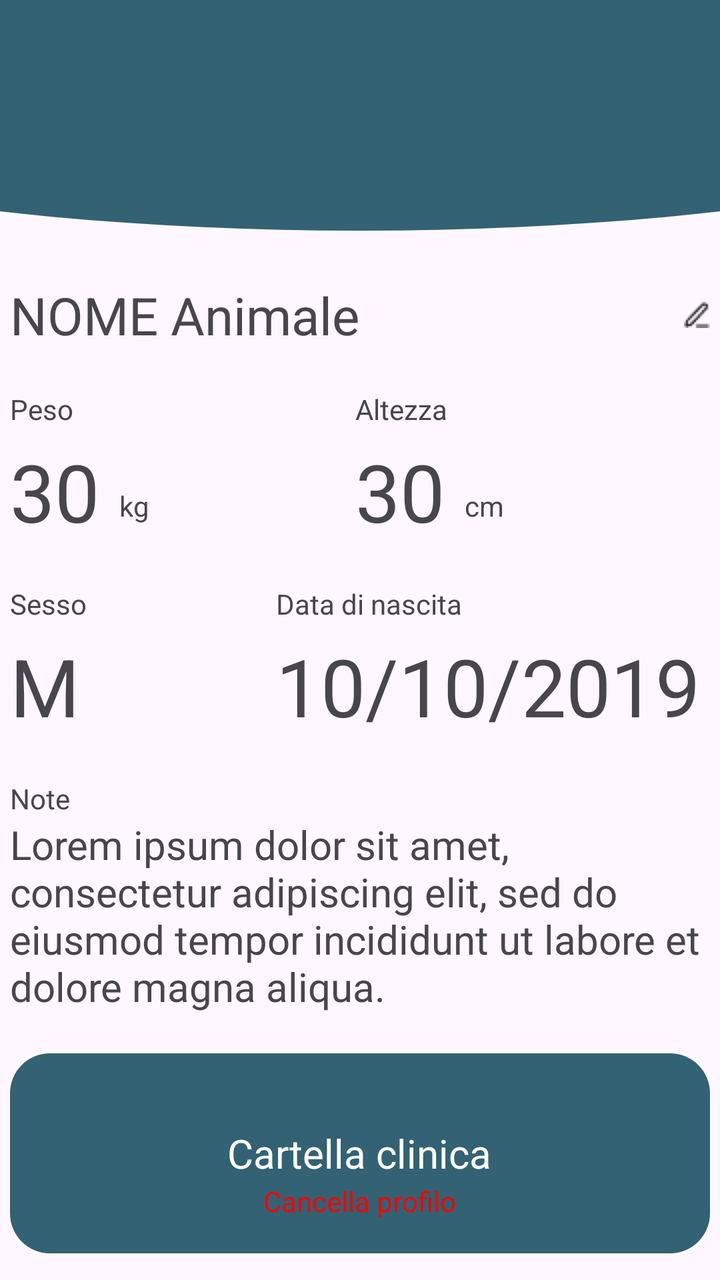
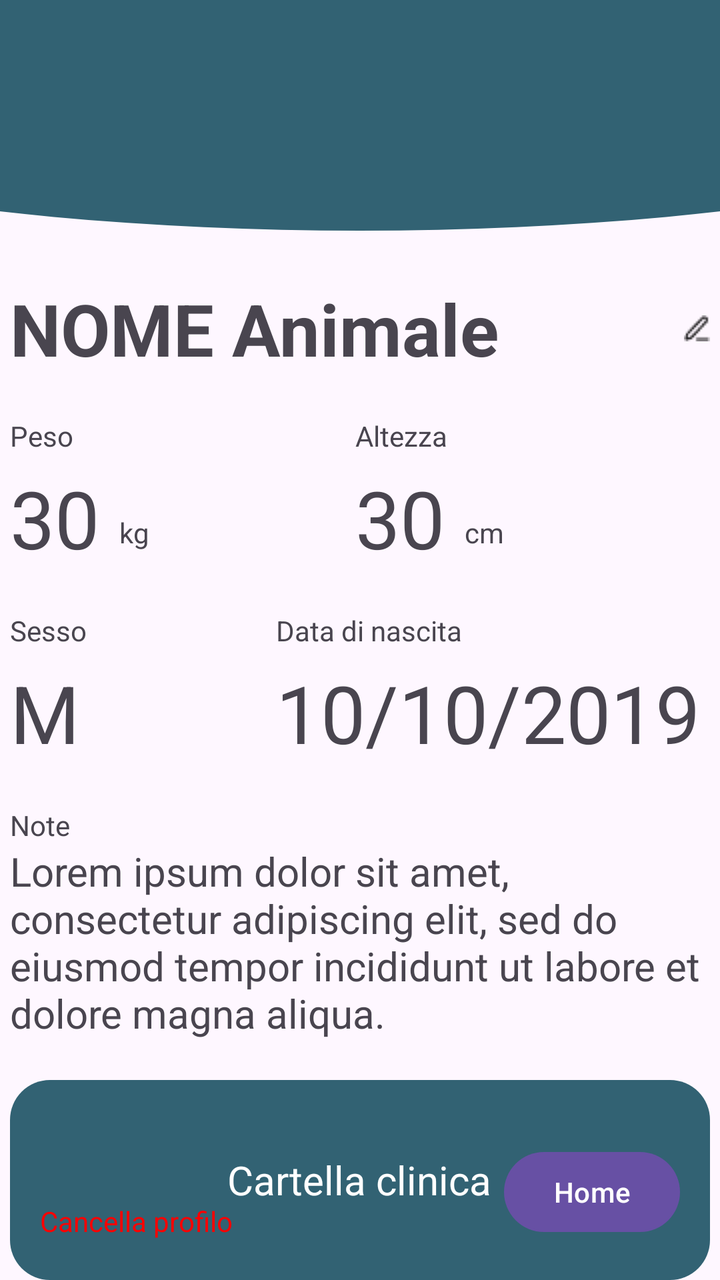

Before-and-after screenshots of an Android layout around one commit, followed by the original layout XML and the change that was made.
<!-- AndroidManifest.xml: application theme Theme.AppPet -->
<!-- res/layout/activity_profilo_animale.xml -->
<?xml version="1.0" encoding="utf-8"?>
<RelativeLayout xmlns:android="http://schemas.android.com/apk/res/android"
    android:id="@+id/main"
    android:layout_width="match_parent"
    android:layout_height="match_parent">

    <FrameLayout
        android:id="@+id/header_home"
        android:layout_width="match_parent"
        android:layout_height="120dp"
        android:layout_gravity="top">

        <ImageView
            android:id="@+id/Pippo"
            android:layout_width="800dp"
            android:layout_height="180dp"
            android:layout_gravity="center"
            android:layout_marginTop="-35dp"
            android:src="@drawable/cricle_1" />

    </FrameLayout>

    

    <RelativeLayout
        android:id="@+id/title"
        android:layout_width="350dp"
        android:layout_height="wrap_content"
        android:layout_below="@id/header_home"
        android:layout_centerHorizontal="true"
        android:layout_marginTop="20dp"
        android:layout_marginBottom="20dp">

        <TextView
            android:id="@+id/nomeProfiloAnimale"
            android:layout_width="wrap_content"
            android:layout_height="wrap_content"
            android:layout_alignParentStart="true"
            android:layout_marginTop="0dp"
            android:text="NOME Animale"
            android:textSize="26sp" />

        <ImageButton
            android:id="@+id/modificaBTN"
            android:layout_width="wrap_content"
            android:layout_height="wrap_content"
            android:layout_alignParentEnd="true"
            android:layout_alignParentRight="true"
            android:layout_centerVertical="true"
            android:background="@drawable/btn_modifica" />

    </RelativeLayout>

    <LinearLayout
        android:id="@+id/primaLinea"
        android:layout_width="350dp"
        android:layout_height="wrap_content"
        android:layout_below="@id/title"
        android:layout_centerHorizontal="true"
        android:layout_marginBottom="20dp"
        android:orientation="horizontal">

        <RelativeLayout
            android:id="@+id/loPeso"
            android:layout_width="wrap_content"
            android:layout_height="wrap_content"
            android:layout_weight="1"
            android:orientation="vertical">

            <TextView
                android:id="@+id/tvPeso"
                android:layout_width="wrap_content"
                android:layout_height="wrap_content"
                android:layout_marginBottom="5dp"
                android:text="Peso"
                android:textAlignment="textStart" />

            <TextView
                android:id="@+id/pesoProfiloAnimale"
                android:layout_width="wrap_content"
                android:layout_height="wrap_content"
                android:layout_below="@id/tvPeso"
                android:gravity="bottom"
                android:text="30"
                android:textSize="40dp" />

            <TextView
                android:layout_width="wrap_content"
                android:layout_height="wrap_content"
                android:layout_alignBottom="@id/pesoProfiloAnimale"
                android:layout_toRightOf="@id/pesoProfiloAnimale"
                android:padding="10dp"
                android:text="kg" />

        </RelativeLayout>

        <RelativeLayout
            android:id="@+id/loAltezza"
            android:layout_width="wrap_content"
            android:layout_height="wrap_content"
            android:layout_weight="1"
            android:orientation="vertical">

            <TextView
                android:id="@+id/tvAltezza"
                android:layout_width="wrap_content"
                android:layout_height="wrap_content"
                android:layout_marginBottom="5dp"
                android:text="Altezza"
                android:textAlignment="textStart" />

            <TextView
                android:id="@+id/altezzaProfiloAnimale"
                android:layout_width="wrap_content"
                android:layout_height="wrap_content"
                android:layout_below="@id/tvAltezza"
                android:gravity="bottom"
                android:text="30"
                android:textSize="40dp" />

            <TextView
                android:layout_width="wrap_content"
                android:layout_height="wrap_content"
                android:layout_alignBottom="@id/altezzaProfiloAnimale"
                android:layout_toRightOf="@id/altezzaProfiloAnimale"
                android:padding="10dp"
                android:text="cm" />

        </RelativeLayout>

    </LinearLayout>

    <LinearLayout
        android:id="@+id/secondaLinea"
        android:layout_width="350dp"
        android:layout_height="wrap_content"
        android:layout_below="@id/primaLinea"
        android:layout_centerHorizontal="true"
        android:layout_marginBottom="20dp"
        android:orientation="horizontal">

        <RelativeLayout
            android:id="@+id/loSesso"
            android:layout_width="wrap_content"
            android:layout_height="wrap_content"
            android:layout_weight="20"
            android:orientation="vertical">

            <TextView
                android:id="@+id/tvSesso"
                android:layout_width="wrap_content"
                android:layout_height="wrap_content"
                android:layout_marginBottom="5dp"
                android:text="Sesso"
                android:textAlignment="textStart" />

            <TextView
                android:id="@+id/sessoProfiloAnimale"
                android:layout_width="wrap_content"
                android:layout_height="wrap_content"
                android:layout_below="@id/tvSesso"
                android:gravity="bottom"
                android:text="M"
                android:textSize="40dp" />

        </RelativeLayout>

        <RelativeLayout
            android:id="@+id/loDataNascita"
            android:layout_width="wrap_content"
            android:layout_height="wrap_content"
            android:layout_weight="1"
            android:orientation="vertical">

            <TextView
                android:id="@+id/tvData"
                android:layout_width="wrap_content"
                android:layout_height="wrap_content"
                android:layout_marginBottom="5dp"
                android:text="Data di nascita"
                android:textAlignment="textStart" />

            <TextView
                android:id="@+id/dataProfiloAnimale"
                android:layout_width="wrap_content"
                android:layout_height="wrap_content"
                android:layout_below="@id/tvData"
                android:gravity="bottom"
                android:text="10/10/2019"
                android:textSize="40dp" />

        </RelativeLayout>

    </LinearLayout>

    <LinearLayout
        android:id="@+id/terzaLinea"
        android:layout_width="350dp"
        android:layout_height="wrap_content"
        android:layout_below="@id/secondaLinea"
        android:layout_centerHorizontal="true"
        android:layout_marginBottom="20dp"
        android:orientation="vertical">

        <TextView
            android:layout_width="wrap_content"
            android:layout_height="wrap_content"
            android:text="Note"
            android:textAlignment="textStart" />

        <TextView
            android:id="@+id/noteProfiloAnimale"
            android:layout_width="wrap_content"
            android:layout_height="wrap_content"
            android:text="@string/lorem_ipsum"
            android:textSize="20dp" />

    </LinearLayout>

    <FrameLayout
        android:layout_width="350dp"
        android:layout_height="wrap_content"
        android:layout_below="@id/terzaLinea"
        android:layout_centerHorizontal="true">

        <ImageButton
            android:id="@+id/cartellaClinicaBTN"
            android:layout_width="350dp"
            android:layout_height="100dp"
            android:layout_below="@id/terzaLinea"
            android:layout_centerHorizontal="true"
            android:background="@drawable/rounded_rectangle"
            android:text="Cartella clinica" />

        <TextView
            android:layout_width="wrap_content"
            android:layout_height="wrap_content"
            android:layout_gravity="center"
            android:text="Cartella clinica"
            android:textColor="@color/white"
            android:textSize="20dp" />

    </FrameLayout>

    <TextView
        android:id="@+id/cancellaBTN"
        android:layout_width="wrap_content"
        android:layout_height="wrap_content"
        android:layout_alignParentBottom="true"
        android:layout_centerHorizontal="true"
        android:layout_marginBottom="30dp"
        android:backgroundTint="@color/Blu_base"
        android:text="Cancella profilo"
        android:textColor="@color/red" />

</RelativeLayout>
<!-- resources referenced by this layout -->
<resources>
  <color name="Blu_base">#326273</color>
  <color name="red">#FF0000</color>
  <color name="white">#FFFFFFFF</color>
  <!-- drawable btn_modifica: png bitmap (drawable, 247 bytes) -->
  <!-- drawable cricle_1 (drawable) -->
  <?xml version="1.0" encoding="utf-8"?>
  <shape xmlns:android="http://schemas.android.com/apk/res/android"
      android:shape="oval">
  
      <solid
          android:color="@color/Blu_base"/>
  
  </shape>
  <!-- drawable rounded_rectangle (drawable) -->
  <?xml version="1.0" encoding="utf-8"?>
  <shape xmlns:android="http://schemas.android.com/apk/res/android"
      android:shape="rectangle">
  
      <solid
          android:color="@color/Blu_base"/>
  
      <corners
          android:radius="20dp"/>
  
  </shape>
  <string name="lorem_ipsum">Lorem ipsum dolor sit amet, consectetur adipiscing elit, sed do eiusmod tempor incididunt ut labore et dolore magna aliqua.</string>
  <style name="Theme.AppPet" parent="Base.Theme.AppPet" />
  <style name="Base.Theme.AppPet" parent="Theme.Material3.DayNight.NoActionBar">
          
          
      </style>
</resources>

<!-- the commit's change to res/layout/activity_profilo_animale.xml (unified diff, before → after) -->
@@ -38,7 +38,8 @@
             android:layout_alignParentStart="true"
             android:layout_marginTop="0dp"
             android:text="NOME Animale"
-            android:textSize="26sp" />
+            android:textSize="36sp"
+            android:textStyle="bold"/>
 
         <ImageButton
             android:id="@+id/modificaBTN"
@@ -246,11 +247,20 @@
         android:id="@+id/cancellaBTN"
         android:layout_width="wrap_content"
         android:layout_height="wrap_content"
+        android:layout_alignParentStart="true"
         android:layout_alignParentBottom="true"
-        android:layout_centerHorizontal="true"
-        android:layout_marginBottom="30dp"
+        android:layout_margin="20dp"
         android:backgroundTint="@color/Blu_base"
         android:text="Cancella profilo"
         android:textColor="@color/red" />
 
+    <Button
+        android:id="@+id/btnBackHome"
+        android:layout_width="wrap_content"
+        android:layout_height="wrap_content"
+        android:layout_alignParentEnd="true"
+        android:layout_alignParentBottom="true"
+        android:layout_margin="20dp"
+        android:text="Home" />
+
 </RelativeLayout>
